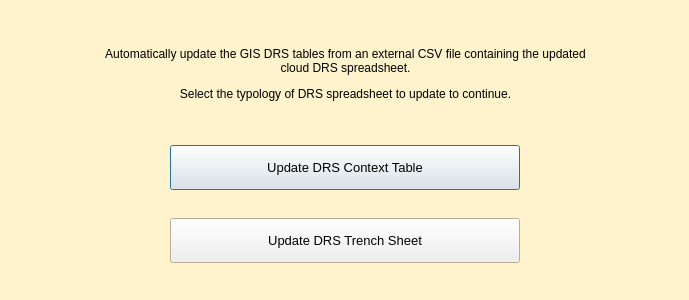
Old version of the form PCA_Geomax_Survey_Processing/pca_geomax_update_DRS_dialog_base.ui in the repository PCA-Geodata/PCA_Geomax_Survey_Processing_QGIS_Plugin.
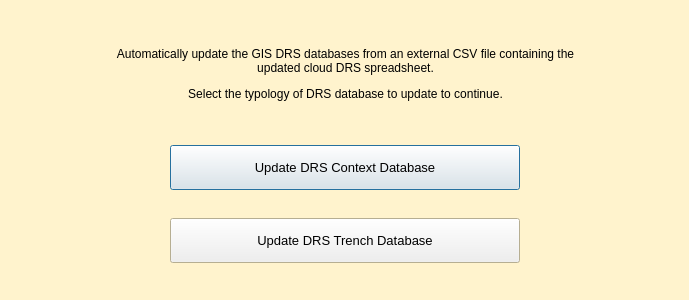
New version of the form. Icons and pictures are not drawn.

The edit to the form file:
```diff
--- a/PCA_Geomax_Survey_Processing/pca_geomax_update_DRS_dialog_base.ui
+++ b/PCA_Geomax_Survey_Processing/pca_geomax_update_DRS_dialog_base.ui
@@ -95,7 +95,7 @@
   <property name="modal">
    <bool>true</bool>
   </property>
-  <widget class="QWidget" name="">
+  <widget class="QWidget" name="layoutWidget">
    <property name="geometry">
     <rect>
      <x>20</x>
@@ -127,7 +127,7 @@
     <item row="0" column="1">
      <widget class="QLabel" name="label">
       <property name="text">
-       <string>&lt;html&gt;&lt;head/&gt;&lt;body&gt;&lt;p align=&quot;center&quot;&gt;Automatically update the GIS DRS tables from an external CSV file containing the updated cloud DRS spreadsheet.&lt;/p&gt;&lt;p align=&quot;center&quot;&gt;Select the typology of DRS spreadsheet to update to continue.&lt;/p&gt;&lt;/body&gt;&lt;/html&gt;</string>
+       <string>&lt;html&gt;&lt;head/&gt;&lt;body&gt;&lt;p align=&quot;center&quot;&gt;Automatically update the GIS DRS databases from an external CSV file containing the updated cloud DRS spreadsheet.&lt;/p&gt;&lt;p align=&quot;center&quot;&gt;Select the typology of DRS database to update to continue.&lt;/p&gt;&lt;/body&gt;&lt;/html&gt;</string>
       </property>
       <property name="wordWrap">
        <bool>true</bool>
@@ -175,7 +175,7 @@
          </font>
         </property>
         <property name="text">
-         <string>Update DRS Context Table</string>
+         <string>Update DRS Context Database</string>
         </property>
        </widget>
       </item>
@@ -215,7 +215,7 @@
          </font>
         </property>
         <property name="text">
-         <string>Update DRS Trench Sheet</string>
+         <string>Update DRS Trench Database</string>
         </property>
        </widget>
       </item>
```
